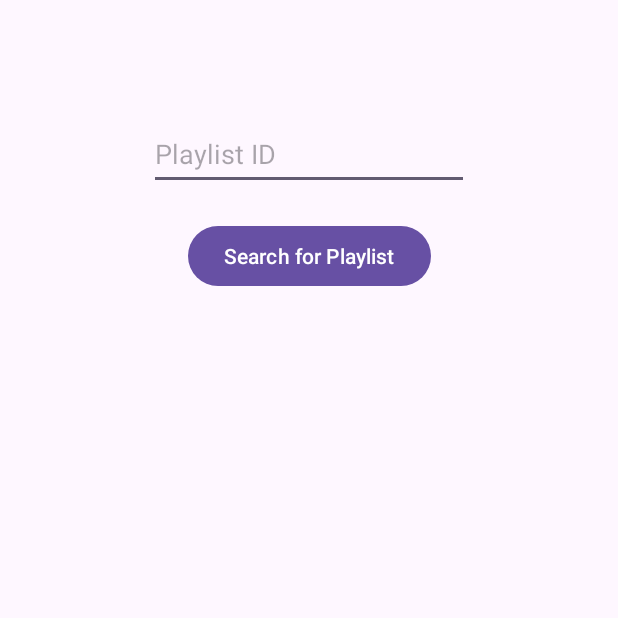
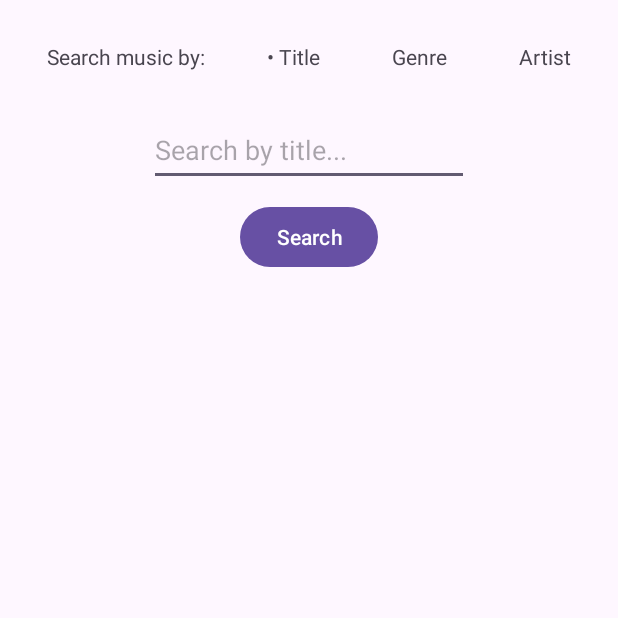
Before and after one commit to CS5520FeinbergSpring2024/team-project-a6-group11, an Android app: the SearchMusicActivity screen opened directly, with no data from a screen before it, on a phone screen of 412 x 824 dp, the top half of it. Run offline under Robolectric (Android 15) with nearby library versions, the phone set to English and light mode, and no system bars.

Commit message:
Implement search by title, genre, artist

```diff
--- a/app/src/main/java/com/example/musicdiary/SearchMusicActivity.java
+++ b/app/src/main/java/com/example/musicdiary/SearchMusicActivity.java
@@ -12,6 +12,7 @@ import android.view.View;
 import android.view.inputmethod.InputMethodManager;
 import android.widget.Button;
 import android.widget.EditText;
+import android.widget.TextView;
 import android.widget.Toast;
 
 import org.json.JSONArray;
@@ -27,12 +28,16 @@ import okhttp3.OkHttpClient;
 import okhttp3.Request;
 import okhttp3.Response;
 
-public class SearchMusicActivity extends AppCompatActivity {
-    private EditText editTextPlaylistId;
+public class SearchMusicActivity extends AppCompatActivity implements View.OnClickListener {
+    private EditText editTextSearch;
     private String accessToken;
     private OkHttpClient client;
     private FragmentManager fragmentManager;
     private ArrayList<TrackItem> searchResults;
+    private String searchType;
+    private TextView titleTextView;
+    private TextView genreTextView;
+    private TextView artistTextView;
 
     @Override
     protected void onCreate(Bundle savedInstanceState) {
@@ -42,21 +47,36 @@ public class SearchMusicActivity extends AppCompatActivity {
         accessToken = MainActivity.accessToken;
         client = new OkHttpClient();
 
-        editTextPlaylistId = findViewById(R.id.editTextPlaylistId);
-        editTextPlaylistId.setOnKeyListener(this::onClickEditTextPlaylistId);
-        Button buttonSearchForPlaylist = findViewById(R.id.buttonPlaylistSearch);
-        buttonSearchForPlaylist.setOnClickListener(view -> onClickSearchForPlaylist());
+        editTextSearch = findViewById(R.id.editTextSearch);
+        editTextSearch.setOnKeyListener(this::onClickEditTextSearch);
+        Button buttonSearch = findViewById(R.id.buttonSearch);
+        buttonSearch.setOnClickListener(view -> onClickSearch());
 
         fragmentManager = getSupportFragmentManager();
         searchResults = new ArrayList<>();
+
+        titleTextView = findViewById(R.id.titleTextView);
+        genreTextView = findViewById(R.id.genreTextView);
+        artistTextView = findViewById(R.id.artistTextView2);
+
+        setSearchType("title");
     }
 
-    private boolean onClickEditTextPlaylistId(View view, int keyCode, KeyEvent keyEvent) {
+    public void setSearchType(String searchType) {
+        this.searchType = searchType;
+        titleTextView.setText(searchType.equals("title") ? "• Title" : "  Title");
+        genreTextView.setText(searchType.equals("genre") ? "• Genre" : "  Genre");
+        artistTextView.setText(searchType.equals("artist") ? "• Artist" : "  Artist");
+
+        editTextSearch.setHint("Search by " + searchType + "...");
+    }
+
+    private boolean onClickEditTextSearch(View view, int keyCode, KeyEvent keyEvent) {
         if ((keyEvent.getAction() == KeyEvent.ACTION_DOWN) && (keyCode == KeyEvent.KEYCODE_ENTER)) {
             InputMethodManager inputMethodManager = (InputMethodManager) getBaseContext().getSystemService(Context.INPUT_METHOD_SERVICE);
-            inputMethodManager.hideSoftInputFromWindow(editTextPlaylistId.getWindowToken(), 0);
+            inputMethodManager.hideSoftInputFromWindow(editTextSearch.getWindowToken(), 0);
 
-            editTextPlaylistId.clearFocus();
+            editTextSearch.clearFocus();
 
             return true;
         }
@@ -64,16 +84,26 @@ public class SearchMusicActivity extends AppCompatActivity {
         return false;
     }
 
-    private void onClickSearchForPlaylist() {
-        String playlistId = editTextPlaylistId.getText().toString();
-        if (playlistId.equals("")) {
-            Toast toast = Toast.makeText(this, "Please enter a playlist id to search for!", Toast.LENGTH_SHORT);
+    private void onClickSearch() {
+        String searchQuery = editTextSearch.getText().toString();
+        if (searchQuery.equals("")) {
+            Toast toast = Toast.makeText(this, "Please enter " + (searchType.equals("artist") ? "an artist" : "a " + searchType) + " to search for!", Toast.LENGTH_SHORT);
             toast.show();
 
             return;
         }
 
-        getPlaylistData(playlistId);
+        switch (searchType) {
+            case "title":
+                getTracksByTitle(searchQuery);
+                break;
+            case "genre":
+                getTracksByGenre(searchQuery);
+                break;
+            case "artist":
+                getTracksByArtist(searchQuery);
+                break;
+        }
     }
 
     // 3cEYpjA9oz9GiPac4AsH4n
@@ -140,8 +170,20 @@ public class SearchMusicActivity extends AppCompatActivity {
         });
     }
 
+    private void getTracksByTitle(String title) {
+        getFilteredTracks("track:" + title);
+    }
+
     private void getTracksByGenre(String genre) {
-        Request request = new Request.Builder().url("https://api.spotify.com/v1/search?type=track&q=genre:" + genre)
+        getFilteredTracks("genre:" + genre);
+    }
+
+    private void getTracksByArtist(String artist) {
+        getFilteredTracks("artist:" + artist);
+    }
+
+    private void getFilteredTracks(String filter) {
+        Request request = new Request.Builder().url("https://api.spotify.com/v1/search?type=track&q=" + filter)
                 .addHeader("Authorization", "Bearer " + accessToken)
                 .build();
 
@@ -217,4 +259,17 @@ public class SearchMusicActivity extends AppCompatActivity {
         transaction.replace(R.id.fragmentContainerView, tracklistFragment);
         transaction.commit();
     }
+
+    @Override
+    public void onClick(View view) {
+        int id = view.getId();
+
+        if (id == R.id.titleTextView) {
+            setSearchType("title");
+        } else if (id == R.id.genreTextView) {
+            setSearchType("genre");
+        } else if (id == R.id.artistTextView2) {
+            setSearchType("artist");
+        }
+    }
 }
--- a/app/src/main/res/layout/activity_search_music.xml
+++ b/app/src/main/res/layout/activity_search_music.xml
@@ -7,43 +7,97 @@
     tools:context=".SearchMusicActivity">
 
     <EditText
-        android:id="@+id/editTextPlaylistId"
+        android:id="@+id/editTextSearch"
         android:layout_width="wrap_content"
         android:layout_height="wrap_content"
         android:layout_margin="10dp"
+        android:autofillHints=""
         android:ems="10"
         android:hint="@string/edit_text_playlist_id"
         android:inputType="text"
         android:minHeight="48dp"
-        app:layout_constraintBottom_toTopOf="@+id/buttonPlaylistSearch"
+        app:layout_constraintBottom_toTopOf="@+id/buttonSearch"
         app:layout_constraintEnd_toEndOf="parent"
+        app:layout_constraintHorizontal_bias="0.5"
         app:layout_constraintStart_toStartOf="parent"
-        app:layout_constraintTop_toTopOf="parent"
-        app:layout_constraintVertical_bias="0.100000024"
-        app:layout_constraintVertical_chainStyle="packed"
-        android:autofillHints="" />
+        app:layout_constraintTop_toBottomOf="@+id/titleTextView"
+        app:layout_constraintVertical_chainStyle="packed" />
 
     <Button
-        android:id="@+id/buttonPlaylistSearch"
+        android:id="@+id/buttonSearch"
         android:layout_width="wrap_content"
         android:layout_height="wrap_content"
-        android:layout_margin="10dp"
-        android:text="@string/button_search_for_playlist"
-        app:layout_constraintBottom_toBottomOf="parent"
+        android:text="@string/button_search"
+        app:layout_constraintBottom_toTopOf="@+id/fragmentContainerView"
         app:layout_constraintEnd_toEndOf="parent"
+        app:layout_constraintHorizontal_bias="0.5"
         app:layout_constraintStart_toStartOf="parent"
-        app:layout_constraintTop_toBottomOf="@+id/editTextPlaylistId" />
+        app:layout_constraintTop_toBottomOf="@+id/editTextSearch" />
 
     <androidx.fragment.app.FragmentContainerView
         android:id="@+id/fragmentContainerView"
         android:name="com.example.musicdiary.TracklistFragment"
         android:layout_width="match_parent"
         android:layout_height="0dp"
-        android:layout_margin="10dp"
         app:layout_constraintBottom_toBottomOf="parent"
+        app:layout_constraintTop_toBottomOf="@+id/buttonSearch"
+        tools:layout="@layout/fragment_track_list" />
+
+    <TextView
+        android:id="@+id/titleTextView"
+        android:layout_width="wrap_content"
+        android:layout_height="wrap_content"
+        android:minWidth="48dp"
+        android:minHeight="48dp"
+        android:onClick="onClick"
+        android:padding="10dp"
+        android:text="@string/title"
+        app:layout_constraintBottom_toBottomOf="@+id/searchMusicTextView"
+        app:layout_constraintEnd_toStartOf="@+id/genreTextView"
+        app:layout_constraintHorizontal_bias="0.5"
+        app:layout_constraintStart_toEndOf="@+id/searchMusicTextView"
+        app:layout_constraintTop_toTopOf="@+id/searchMusicTextView" />
+
+    <TextView
+        android:id="@+id/genreTextView"
+        android:layout_width="wrap_content"
+        android:layout_height="wrap_content"
+        android:minHeight="48dp"
+        android:onClick="onClick"
+        android:padding="10dp"
+        android:text="@string/genre"
+        app:layout_constraintBottom_toBottomOf="@+id/titleTextView"
+        app:layout_constraintEnd_toStartOf="@+id/artistTextView2"
+        app:layout_constraintHorizontal_bias="0.5"
+        app:layout_constraintStart_toEndOf="@+id/titleTextView"
+        app:layout_constraintTop_toTopOf="@+id/titleTextView" />
+
+    <TextView
+        android:id="@+id/artistTextView2"
+        android:layout_width="wrap_content"
+        android:layout_height="wrap_content"
+        android:minHeight="48dp"
+        android:onClick="onClick"
+        android:padding="10dp"
+        android:text="@string/artist"
+        app:layout_constraintBottom_toBottomOf="@+id/genreTextView"
         app:layout_constraintEnd_toEndOf="parent"
         app:layout_constraintHorizontal_bias="0.5"
+        app:layout_constraintStart_toEndOf="@+id/genreTextView"
+        app:layout_constraintTop_toTopOf="@+id/genreTextView" />
+
+    <TextView
+        android:id="@+id/searchMusicTextView"
+        android:layout_width="wrap_content"
+        android:layout_height="wrap_content"
+        android:layout_marginTop="8dp"
+        android:minHeight="48dp"
+        android:padding="10dp"
+        android:text="@string/search_music_by"
+        app:layout_constraintBottom_toTopOf="@+id/editTextSearch"
+        app:layout_constraintEnd_toStartOf="@+id/titleTextView"
+        app:layout_constraintHorizontal_bias="0.5"
         app:layout_constraintStart_toStartOf="parent"
-        app:layout_constraintTop_toBottomOf="@+id/buttonPlaylistSearch"
-        tools:layout="@layout/fragment_track_list" />
+        app:layout_constraintTop_toTopOf="parent" />
+
 </androidx.constraintlayout.widget.ConstraintLayout>
--- a/app/src/main/res/values/strings.xml
+++ b/app/src/main/res/values/strings.xml
@@ -1,8 +1,12 @@
 <resources>
     <string name="app_name">MusicDiary</string>
     <string name="edit_text_playlist_id">Playlist ID</string>
-    <string name="button_search_for_playlist">Search for Playlist</string>
+    <string name="button_search">Search</string>
     <string name="play_track">Play track</string>
     <string name="add_track">Add track</string>
     <string name="diary_entry_date">Date</string>
+    <string name="title">Title</string>
+    <string name="genre">Genre</string>
+    <string name="artist">Artist</string>
+    <string name="search_music_by">Search music by:</string>
 </resources>
```
